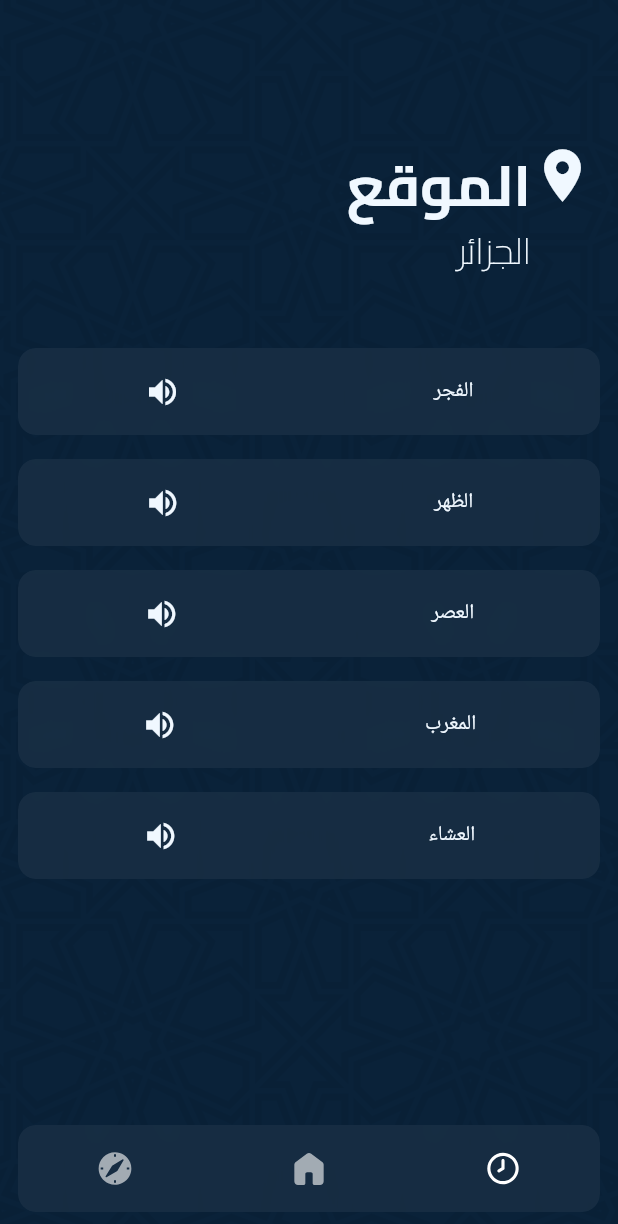
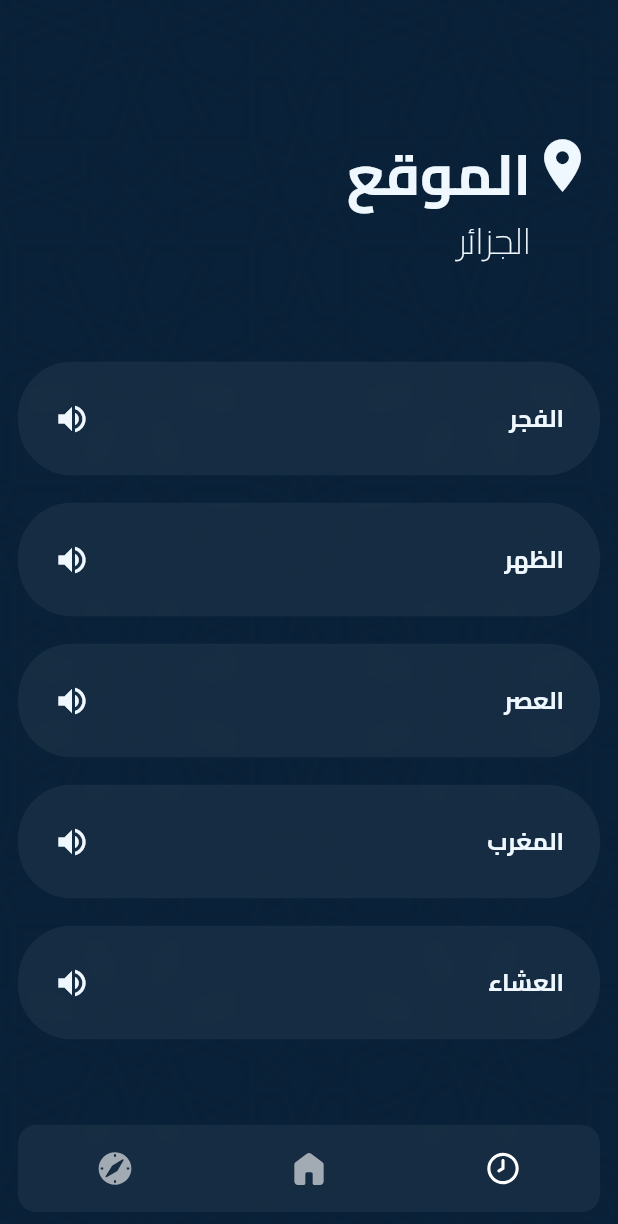
Before and after one commit to ki1lux/Adhanuk, a Flutter app: the screen it shows after launch, item 3 of the bottom bar chosen, on a phone screen of 412 x 824 dp. Shown: the top 1224 px of the screen. Run offline on Flutter 3.47's test engine with Material 3 defaults, Android fonts, the phone set to English and light mode, and no system bars; our stand-ins replace flutter_svg.

Commit message:
edit spacing

```diff
--- a/lib/view/PrayerTimeScreen.dart
+++ b/lib/view/PrayerTimeScreen.dart
@@ -33,7 +33,7 @@ class _PrayerTimeState extends State<PrayerTimeScreen> {
           Column(
             children: [
               Padding(
-                padding: EdgeInsets.only(right: 16, top: 96),
+                padding: EdgeInsets.only(right: 16, top: 89),
                 child: Row(
                   crossAxisAlignment: CrossAxisAlignment.start,
                   mainAxisAlignment: MainAxisAlignment.end,
@@ -67,7 +67,7 @@ class _PrayerTimeState extends State<PrayerTimeScreen> {
                   ],
                 ),
               ),
-              SizedBox(height: 48),
+              SizedBox(height: 64),
               Column(
                 children:
                     prayerTimes.map((prayer) {
@@ -84,26 +84,37 @@ class _PrayerTimeState extends State<PrayerTimeScreen> {
 
 Widget prayerCard(String name, String time) {
   return Padding(
-    padding: const EdgeInsets.only(bottom: 16, right: 12, left: 12),
+    padding: const EdgeInsets.only(bottom: 18, right: 12, left: 12),
     child: ClipRRect(
-      borderRadius: BorderRadius.circular(12),
+      borderRadius: BorderRadius.circular(36),
       child: BackdropFilter(
         filter: ImageFilter.blur(sigmaX: 10.0, sigmaY: 10.0),
         child: Container(
-          height: 58,
+          height: 76,
           // padding: EdgeInsets.symmetric(vertical: 18),
           decoration: BoxDecoration(
             color: Colors.white.withOpacity(0.05),
-            borderRadius: BorderRadius.circular(12),
+            borderRadius: BorderRadius.circular(36),
           ),
+          child: Padding(
+            padding: EdgeInsets.symmetric(horizontal: 24),
             child: Row(
               crossAxisAlignment: CrossAxisAlignment.center,
-            mainAxisAlignment: MainAxisAlignment.spaceAround,
+              mainAxisAlignment: MainAxisAlignment.spaceBetween,
               children: [
                 Icon(Icons.volume_up, color: Color(0xffF0F8FF)),
                 // Text("data"),
-              Text("$name", style: TextStyle(color: Color(0xffF0F8FF))),
+                Text(
+                  "$name",
+                  style: TextStyle(
+                    fontFamily: 'Cairo',
+                    color: Color(0xffF0F8FF),
+                    fontWeight: FontWeight.bold,
+                    fontSize: 16,
+                  ),
+                ),
               ],
+            ),
           ),
         ),
       ),
```
Lines whose indentation alone changed are shown as unchanged.
